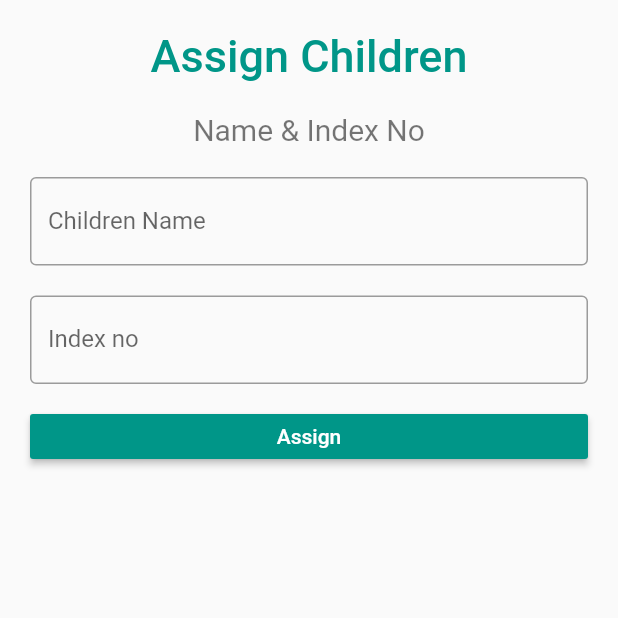
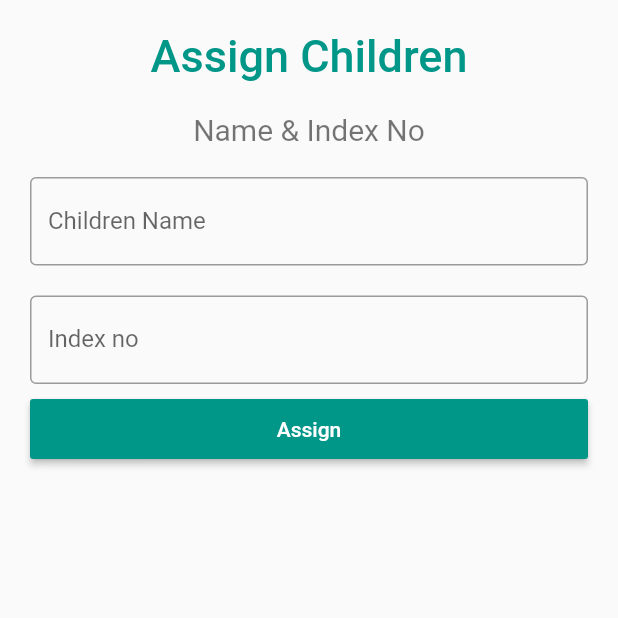
Before and after one commit to Subahari/preschool, a Flutter app: the AssignchildrensID screen opened directly, on a phone screen of 412 x 824 dp, the top half of it. Run offline on Flutter 3.47's test engine with Material 2 defaults, Android fonts, the phone set to English and light mode, and no system bars.

Commit message:
button size change

```diff
--- a/preschool_learning_app/lib/teacher_panel.dart
+++ b/preschool_learning_app/lib/teacher_panel.dart
@@ -320,7 +320,7 @@ class _AssignchildrensIDState extends State<AssignchildrensID> {
                 // ),
                 Container(
                     height: 50,
-                    padding: EdgeInsets.fromLTRB(10, 20, 10, 0),
+                    padding: EdgeInsets.fromLTRB(10, 10, 10, 0),
                     child: RaisedButton(
                       textColor: Colors.white,
                       color: Colors.teal,
```
